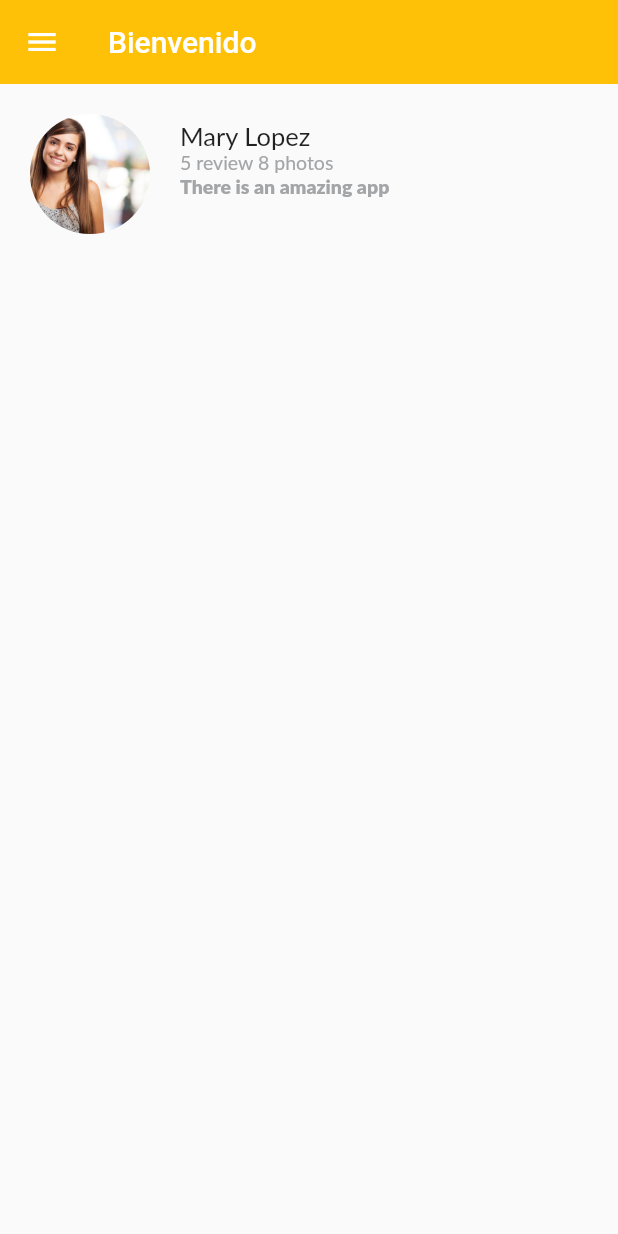
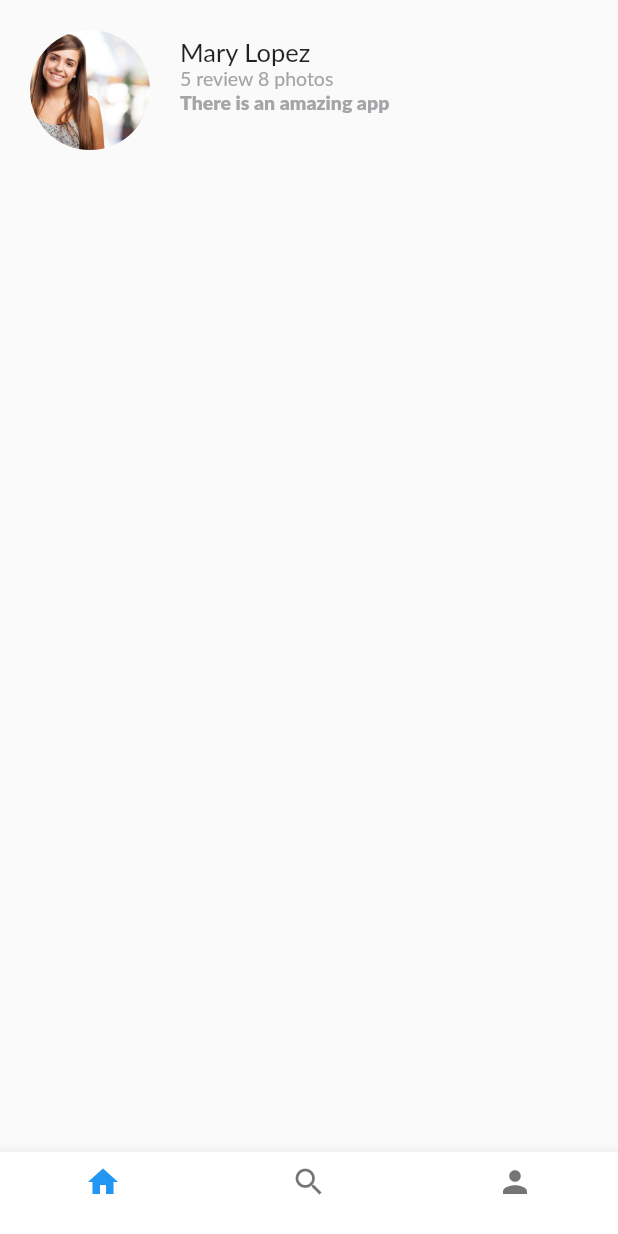
Before and after one commit to GeralPinzon/GestureApp, a Flutter app: the screen it shows after launch, after a tap on "Iniciar Sesion", on a phone screen of 412 x 824 dp. Run offline on Flutter 3.47's test engine with Material 2 defaults, Android fonts, the phone set to English and light mode, and no system bars; Roboto replaces fonts that are missing (Lato).

Commit message:
se agrego navbar

```diff
--- a/lib/pages/home.dart
+++ b/lib/pages/home.dart
@@ -1,64 +1,37 @@
 import 'package:flutter/material.dart';
 import 'package:GestureApp/pages/card.dart' as car;
+import 'package:GestureApp/widgets/appBarTransparent.dart';
 
 class Home extends StatelessWidget {
   @override
   Widget build(BuildContext context) {
     return Scaffold(
-      appBar: AppBar(
-        backgroundColor: Colors.amber[500],
-        elevation: 0,
-        title: Text(
-          'Bienvenido',
-          textAlign: TextAlign.center,
-        ),
-      ),
+
       body: Column(
         children: [
           car.Card("assets/images/laura.jpg", "Mary Lopez", "5 review 8 photos",
               "There is an amazing app"),
         ],
       ),
-      drawer: Drawer(
-        child: ListView(
-          padding: EdgeInsets.zero,
-          children: [
-            DrawerHeader(
-                decoration: BoxDecoration(
-                  color: Colors.amber[500],
-                ),
-                child: Stack(
-                  children: [
-                    Positioned(
-                        bottom: 20.0,
-                        left: 20.0,
-                        child: Text("Menu",
-                            style: TextStyle(
-                                color: Colors.black,
-                                fontSize: 18,
-                                fontWeight: FontWeight.w500))),
-                  ],
-                )),
-            ListTile(
-              title: Text('Item 1'),
-              onTap: () {
-                // Update the state of the app
-                // ...
-                // Then close the drawer
-                Navigator.pop(context);
-              },
-            ),
-            ListTile(
-              title: Text('Item 2'),
-              onTap: () {
-                // Update the state of the app
-                // ...
-                // Then close the drawer
-                Navigator.pop(context);
-              },
-            ),
-          ],
+      bottomNavigationBar: Theme(
+        data: Theme.of(context).copyWith(
+          canvasColor: Colors.white,
+          primaryColor: Colors.deepPurple,
         ),
+        child: BottomNavigationBar(onTap: (value) => {}, items: [
+          BottomNavigationBarItem(
+            icon: Icon(Icons.home),
+            title: Text(""),
+          ),
+          BottomNavigationBarItem(
+            icon: Icon(Icons.search),
+            title: Text(""),
+          ),
+          BottomNavigationBarItem(
+            icon: Icon(Icons.person),
+            title: Text(""),
+          ),
+        ]),
       ),
     );
   }
--- a/lib/pages/login.dart
+++ b/lib/pages/login.dart
@@ -1,15 +1,12 @@
 import 'package:flutter/material.dart';
+import 'package:GestureApp/widgets/appBarTransparent.dart';
 
 class Login extends StatelessWidget {
   TextEditingController emailController = new TextEditingController();
   @override
   Widget build(BuildContext context) {
     return Scaffold(
-      appBar: AppBar(
-        brightness: Brightness.light,
-        backgroundColor: Colors.transparent,
-        elevation: 0,
-      ),
+      appBar: AppBarTransparent(),
       body: Container(
         padding: EdgeInsets.symmetric(horizontal: 20), //Falta resposive
         child: Column(
--- a/lib/pages/register.dart
+++ b/lib/pages/register.dart
@@ -1,13 +1,11 @@
 import 'package:flutter/material.dart';
+import 'package:GestureApp/widgets/appBarTransparent.dart';
 
 class Register extends StatelessWidget {
   @override
   Widget build(BuildContext context) {
     return Scaffold(
-      appBar: AppBar(
-        backgroundColor: Colors.transparent,
-        elevation: 0,
-      ),
+      appBar: AppBarTransparent(),
       body: ListView(
         children: [
           Container(
--- /dev/null
+++ b/lib/widgets/appBarTransparent.dart
@@ -0,0 +1,17 @@
+import 'package:flutter/material.dart';
+
+class AppBarTransparent extends StatelessWidget implements PreferredSize {
+  @override
+  // TODO: implement child
+  Widget get child => throw UnimplementedError();
+  @override
+  Size get preferredSize => const Size.fromHeight(70);
+  @override
+  Widget build(BuildContext context) {
+    return AppBar(
+      brightness: Brightness.light,
+      backgroundColor: Colors.transparent,
+      elevation: 0,
+    );
+  }
+}
```
